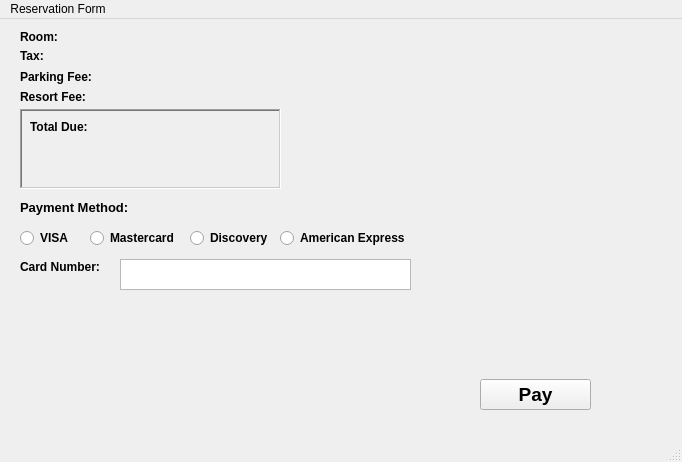
Qt form mainwindow.ui (JMielbrecht-Class-Projects/Lab2_CSC3220_ReservationForm_JMielbrecht) before a commit.
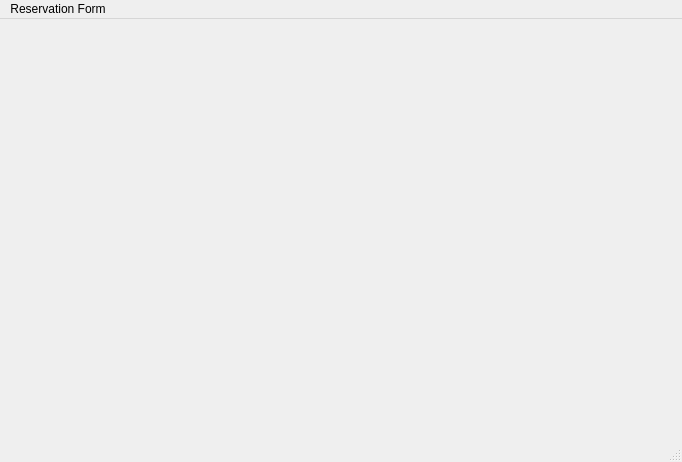
The same form after that commit.

Commit message:
"Pay" button
Added code for pay button

Diff of the .ui file:
```diff
--- a/mainwindow.ui
+++ b/mainwindow.ui
@@ -30,7 +30,7 @@
      </font>
     </property>
     <property name="currentIndex">
-     <number>1</number>
+     <number>2</number>
     </property>
     <widget class="QWidget" name="p1">
      <widget class="QLabel" name="Name">
@@ -542,6 +542,7 @@
       </property>
      </widget>
     </widget>
+    <widget class="QWidget" name="page"/>
    </widget>
   </widget>
   <widget class="QMenuBar" name="menubar">
```
